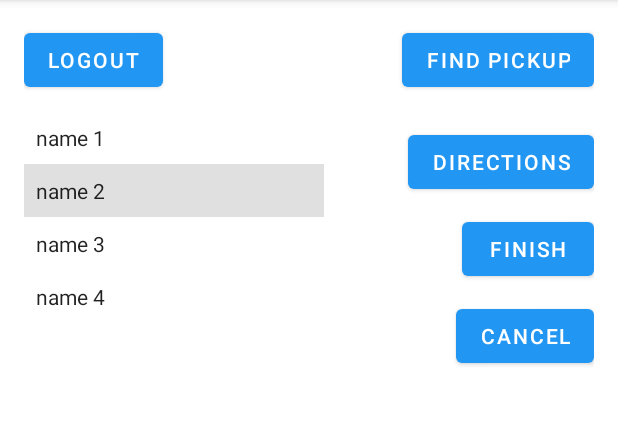
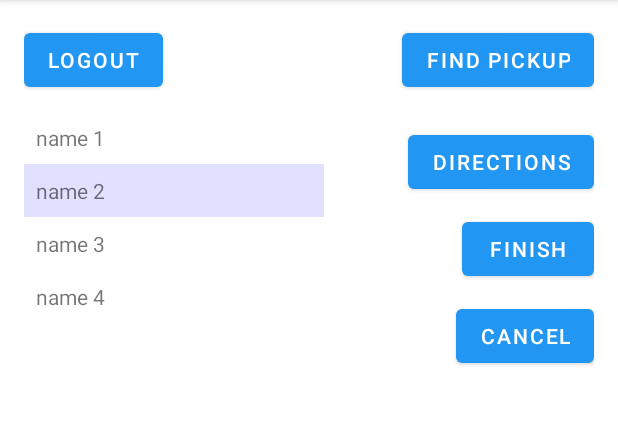
Before and after one commit to jsteinberg7/Oyster-Recycler, an Android app: the DriverFragment screen opened through its navigation route, after a tap on "name 2", on a phone screen of 412 x 824 dp, the part 84-509 px from its top. Run offline under Robolectric (Android 15) with nearby library versions, the phone set to English and light mode, and no system bars; our stand-ins replace Firebase (no records; nobody signed in at launch, a user with empty details on screens opened directly); 1 statement that could not run was skipped; 1 other tap on this screen came first.

Commit message:
some styling

```diff
--- a/app/src/main/java/com/example/firebaseemailpasswordexample/DriverRecyclerViewAdapter.kt
+++ b/app/src/main/java/com/example/firebaseemailpasswordexample/DriverRecyclerViewAdapter.kt
@@ -1,9 +1,11 @@
 package com.example.firebaseemailpasswordexample
 
+import android.graphics.Color
 import android.view.LayoutInflater
 import android.view.View
 import android.view.ViewGroup
 import android.widget.CheckedTextView
+import android.widget.TextView
 import androidx.recyclerview.widget.RecyclerView
 import com.example.firebaseemailpasswordexample.databinding.ItemLayoutBinding
 
@@ -14,7 +16,7 @@
 
     /** Keeps track of single selection state. */
     private var lastCheckedPosition = -1
-    private lateinit var lastCheckedView: CheckedTextView
+    private lateinit var lastCheckedView: TextView
 
     /**
      * Called [RecyclerView] to create a new [ViewHolder]
@@ -78,12 +80,13 @@
                     // Clear the check state of the previously checked item.
                     if (lastCheckedPosition >= 0 && position != lastCheckedPosition) {
                         notifyItemChanged(lastCheckedPosition)
-                        lastCheckedView.isChecked = false
+                        lastCheckedView.setBackgroundColor(Color.WHITE)
                     }
                     // Show the item in a checked state.
                     lastCheckedView = textView
                     lastCheckedPosition = position
-                    textView.isChecked = true
+                    textView.setBackgroundColor(
+                        Color.argb(30,0,0,255))
                     // Notify owner that this item was clicked.
                     owner.onItemClick(position)
                 }
--- a/app/src/main/res/layout/driver_find_job_fragment.xml
+++ b/app/src/main/res/layout/driver_find_job_fragment.xml
@@ -44,7 +44,8 @@
         android:visibility="invisible"
         app:layout_constraintEnd_toEndOf="parent"
         app:layout_constraintTop_toTopOf="@id/list"
-        tools:ignore="MissingConstraints" />
+        tools:ignore="MissingConstraints"
+        android:background="@color/white"/>
 
     <androidx.recyclerview.widget.RecyclerView
         android:id="@+id/list"
--- a/app/src/main/res/layout/item_layout.xml
+++ b/app/src/main/res/layout/item_layout.xml
@@ -1,8 +1,9 @@
 <?xml version="1.0" encoding="utf-8"?>
-<CheckedTextView xmlns:android="http://schemas.android.com/apk/res/android"
+<TextView xmlns:android="http://schemas.android.com/apk/res/android"
     android:id="@+id/text_view"
     android:layout_width="match_parent"
     android:layout_height="wrap_content"
-    android:background="?android:selectableItemBackground"
+    android:outlineAmbientShadowColor="@color/black"
     android:checked="false"
-    android:padding="@dimen/list_item_padding"/>
+    android:padding="@dimen/list_item_padding"
+    />
--- a/app/src/main/res/values/colors.xml
+++ b/app/src/main/res/values/colors.xml
@@ -14,6 +14,8 @@
     <color name="md_theme_dark_onSecondary">#003060</color>
     <color name="md_theme_dark_secondaryContainer">#004788</color>
     <color name="md_theme_dark_tertiary">#CF7C77</color>
+    <color name="selected">#AACCCCFF</color>
+
 
     <color name="ripple_light">#40FFFFFF</color>
     <color name="ripple_dark">#40000000</color>
```
Also changed, not shown: app/src/main/java/com/example/firebaseemailpasswordexample/DriverFindRecyclerViewAdapter.kt (+5 -3 lines).
